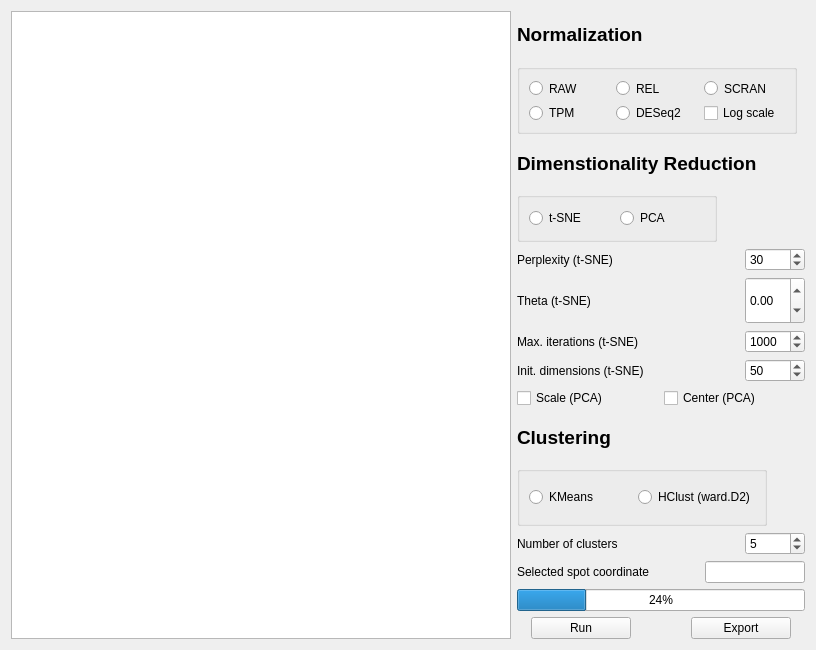
Old version of the form assets/ui/analysisclustering.ui in the repository jfnavarro/st_viewer.
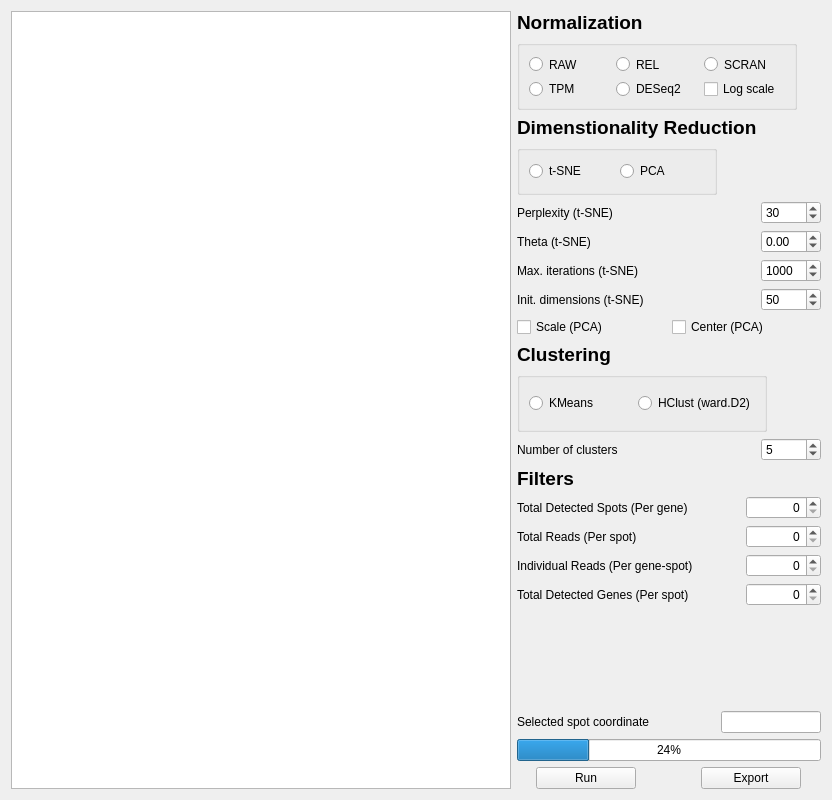
New version of the form. Custom widgets are drawn as their Qt base class.

Commit message: Changed rendering so to take into account all the thresholds

Diff of the .ui file:
```diff
--- a/assets/ui/analysisclustering.ui
+++ b/assets/ui/analysisclustering.ui
@@ -6,10 +6,16 @@
    <rect>
     <x>0</x>
     <y>0</y>
-    <width>816</width>
-    <height>650</height>
+    <width>832</width>
+    <height>800</height>
    </rect>
   </property>
+  <property name="sizePolicy">
+   <sizepolicy hsizetype="Expanding" vsizetype="MinimumExpanding">
+    <horstretch>0</horstretch>
+    <verstretch>0</verstretch>
+   </sizepolicy>
+  </property>
   <property name="minimumSize">
    <size>
     <width>300</width>
@@ -18,16 +24,22 @@
   </property>
   <property name="maximumSize">
    <size>
-    <width>816</width>
-    <height>651</height>
+    <width>1200</width>
+    <height>900</height>
    </size>
   </property>
   <property name="windowTitle">
    <string>Clustering spots</string>
   </property>
-  <layout class="QHBoxLayout" name="horizontalLayout_9">
+  <layout class="QHBoxLayout" name="horizontalLayout_13">
    <item>
     <widget class="ChartView" name="plot">
+     <property name="sizePolicy">
+      <sizepolicy hsizetype="Preferred" vsizetype="Minimum">
+       <horstretch>0</horstretch>
+       <verstretch>0</verstretch>
+      </sizepolicy>
+     </property>
      <property name="minimumSize">
       <size>
        <width>500</width>
@@ -492,6 +504,205 @@
        </item>
       </layout>
      </item>
+     <item>
+      <widget class="QLabel" name="label_14">
+       <property name="font">
+        <font>
+         <pointsize>14</pointsize>
+         <weight>75</weight>
+         <bold>true</bold>
+        </font>
+       </property>
+       <property name="text">
+        <string>Filters</string>
+       </property>
+      </widget>
+     </item>
+     <item>
+      <layout class="QHBoxLayout" name="horizontalLayout_12">
+       <item>
+        <widget class="QLabel" name="label_13">
+         <property name="text">
+          <string>Total Detected Spots (Per gene)</string>
+         </property>
+        </widget>
+       </item>
+       <item>
+        <spacer name="horizontalSpacer_5">
+         <property name="orientation">
+          <enum>Qt::Horizontal</enum>
+         </property>
+         <property name="sizeHint" stdset="0">
+          <size>
+           <width>40</width>
+           <height>20</height>
+          </size>
+         </property>
+        </spacer>
+       </item>
+       <item>
+        <widget class="QSpinBox" name="spots_threshold">
+         <property name="minimumSize">
+          <size>
+           <width>75</width>
+           <height>0</height>
+          </size>
+         </property>
+         <property name="maximumSize">
+          <size>
+           <width>75</width>
+           <height>16777215</height>
+          </size>
+         </property>
+         <property name="alignment">
+          <set>Qt::AlignRight|Qt::AlignTrailing|Qt::AlignVCenter</set>
+         </property>
+        </widget>
+       </item>
+      </layout>
+     </item>
+     <item>
+      <layout class="QHBoxLayout" name="horizontalLayout_11">
+       <item>
+        <widget class="QLabel" name="label_12">
+         <property name="text">
+          <string>Total Reads (Per spot)</string>
+         </property>
+        </widget>
+       </item>
+       <item>
+        <spacer name="horizontalSpacer_4">
+         <property name="orientation">
+          <enum>Qt::Horizontal</enum>
+         </property>
+         <property name="sizeHint" stdset="0">
+          <size>
+           <width>40</width>
+           <height>20</height>
+          </size>
+         </property>
+        </spacer>
+       </item>
+       <item>
+        <widget class="QSpinBox" name="reads_threshold">
+         <property name="minimumSize">
+          <size>
+           <width>75</width>
+           <height>0</height>
+          </size>
+         </property>
+         <property name="maximumSize">
+          <size>
+           <width>75</width>
+           <height>16777215</height>
+          </size>
+         </property>
+         <property name="alignment">
+          <set>Qt::AlignRight|Qt::AlignTrailing|Qt::AlignVCenter</set>
+         </property>
+        </widget>
+       </item>
+      </layout>
+     </item>
+     <item>
+      <layout class="QHBoxLayout" name="horizontalLayout_9">
+       <item>
+        <widget class="QLabel" name="label_10">
+         <property name="text">
+          <string>Individual Reads (Per gene-spot)</string>
+         </property>
+        </widget>
+       </item>
+       <item>
+        <spacer name="horizontalSpacer_3">
+         <property name="orientation">
+          <enum>Qt::Horizontal</enum>
+         </property>
+         <property name="sizeHint" stdset="0">
+          <size>
+           <width>40</width>
+           <height>20</height>
+          </size>
+         </property>
+        </spacer>
+       </item>
+       <item>
+        <widget class="QSpinBox" name="individual_reads_threshold">
+         <property name="minimumSize">
+          <size>
+           <width>75</width>
+           <height>0</height>
+          </size>
+         </property>
+         <property name="maximumSize">
+          <size>
+           <width>75</width>
+           <height>16777215</height>
+          </size>
+         </property>
+         <property name="alignment">
+          <set>Qt::AlignRight|Qt::AlignTrailing|Qt::AlignVCenter</set>
+         </property>
+        </widget>
+       </item>
+      </layout>
+     </item>
+     <item>
+      <layout class="QHBoxLayout" name="horizontalLayout_10">
+       <item>
+        <widget class="QLabel" name="label_11">
+         <property name="text">
+          <string>Total Detected Genes (Per spot)</string>
+         </property>
+        </widget>
+       </item>
+       <item>
+        <spacer name="horizontalSpacer_2">
+         <property name="orientation">
+          <enum>Qt::Horizontal</enum>
+         </property>
+         <property name="sizeHint" stdset="0">
+          <size>
+           <width>40</width>
+           <height>20</height>
+          </size>
+         </property>
+        </spacer>
+       </item>
+       <item>
+        <widget class="QSpinBox" name="genes_threshold">
+         <property name="minimumSize">
+          <size>
+           <width>75</width>
+           <height>0</height>
+          </size>
+         </property>
+         <property name="maximumSize">
+          <size>
+           <width>75</width>
+           <height>16777215</height>
+          </size>
+         </property>
+         <property name="alignment">
+          <set>Qt::AlignRight|Qt::AlignTrailing|Qt::AlignVCenter</set>
+         </property>
+        </widget>
+       </item>
+      </layout>
+     </item>
+     <item>
+      <spacer name="verticalSpacer">
+       <property name="orientation">
+        <enum>Qt::Vertical</enum>
+       </property>
+       <property name="sizeHint" stdset="0">
+        <size>
+         <width>20</width>
+         <height>40</height>
+        </size>
+       </property>
+      </spacer>
+     </item>
      <item>
       <layout class="QHBoxLayout" name="horizontalLayout_8">
        <item>
```
Left out of the diff: 8 changed lines with no effect on the pictures. The commit also changes 10 other files.
